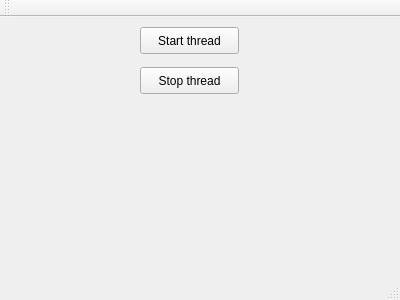
This is mainwindow.ui in antego/radon as Qt 5 draws it before an edit. The edited form follows.
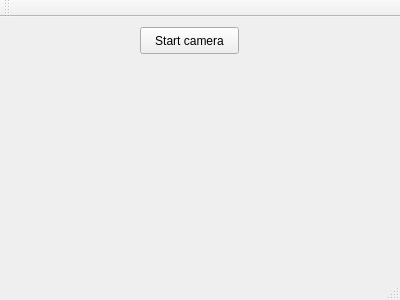
This is the edited form.

Commit message: Camera capture in dedicated window

Diff of the .ui file:
```diff
--- a/mainwindow.ui
+++ b/mainwindow.ui
@@ -24,20 +24,7 @@
      </rect>
     </property>
     <property name="text">
-     <string>Start thread</string>
-    </property>
-   </widget>
-   <widget class="QPushButton" name="stopButton">
-    <property name="geometry">
-     <rect>
-      <x>140</x>
-      <y>50</y>
-      <width>99</width>
-      <height>27</height>
-     </rect>
-    </property>
-    <property name="text">
-     <string>Stop thread</string>
+     <string>Start camera</string>
     </property>
    </widget>
   </widget>
```
Left out of the diff: 2 changed lines with no effect on the pictures. The commit also changes 7 other files.
